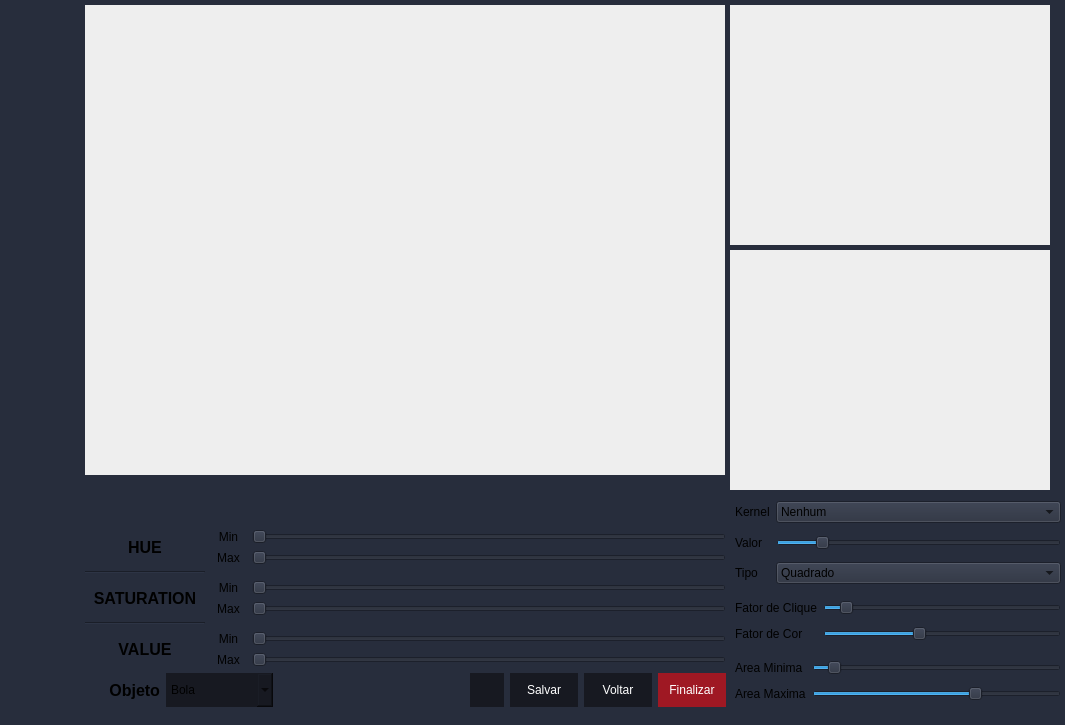
This is reddragons/interface/ui_files/cores.ui in Red-Dragons-UFSCar/red-visao as Qt 5 draws it before an edit. The edited form follows.
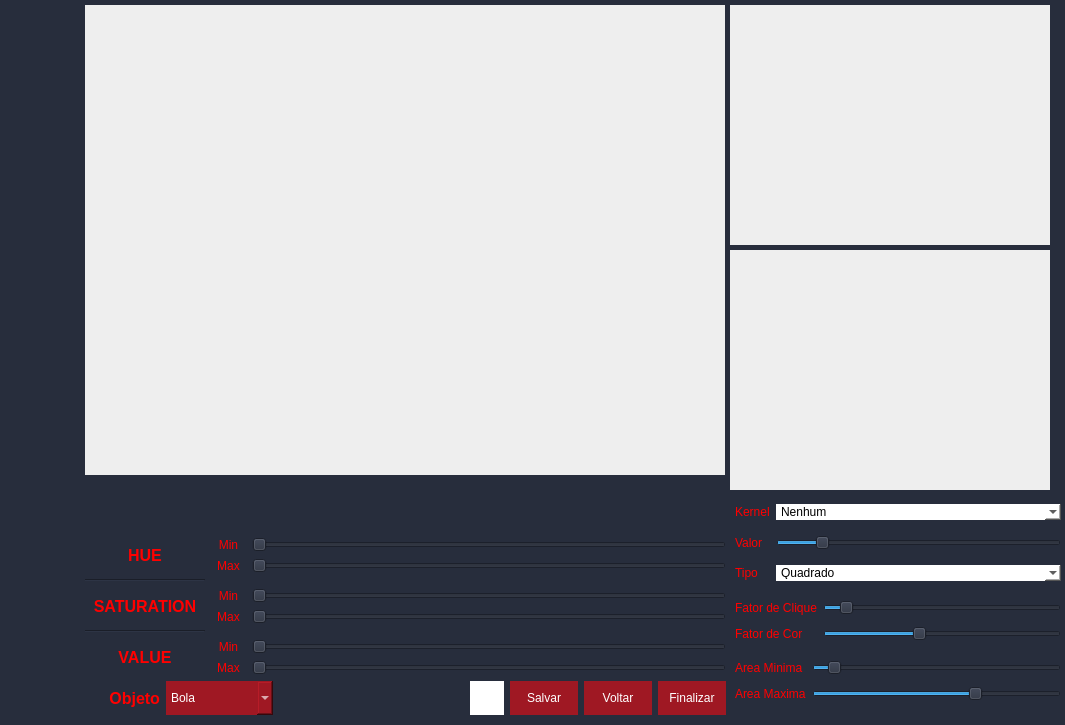
This is the edited form. Icons and pictures are not drawn.

```diff
--- a/reddragons/interface/ui_files/cores.ui
+++ b/reddragons/interface/ui_files/cores.ui
@@ -51,7 +51,7 @@
       <x>85</x>
       <y>475</y>
       <width>641</width>
-      <height>232</height>
+      <height>240</height>
      </rect>
     </property>
     <layout class="QVBoxLayout" name="verticalLayout">
@@ -77,6 +77,10 @@
              <height>0</height>
             </size>
            </property>
+           <property name="styleSheet">
+            <string notr="true">color: #ff0000
+</string>
+           </property>
            <property name="text">
             <string>Min</string>
            </property>
@@ -103,6 +107,10 @@
              <height>0</height>
             </size>
            </property>
+           <property name="styleSheet">
+            <string notr="true">color: #ff0000
+</string>
+           </property>
            <property name="text">
             <string>Max</string>
            </property>
@@ -128,6 +136,10 @@
            <bold>true</bold>
           </font>
          </property>
+         <property name="styleSheet">
+          <string notr="true">color: #ff0000
+</string>
+         </property>
          <property name="text">
           <string>SATURATION</string>
          </property>
@@ -151,6 +163,10 @@
            <bold>true</bold>
           </font>
          </property>
+         <property name="styleSheet">
+          <string notr="true">color: #ff0000
+</string>
+         </property>
          <property name="text">
           <string>VALUE</string>
          </property>
@@ -176,6 +192,10 @@
              <height>0</height>
             </size>
            </property>
+           <property name="styleSheet">
+            <string notr="true">color: #ff0000
+</string>
+           </property>
            <property name="text">
             <string>Max</string>
            </property>
@@ -192,6 +212,10 @@
              <height>0</height>
             </size>
            </property>
+           <property name="styleSheet">
+            <string notr="true">color: #ff0000
+</string>
+           </property>
            <property name="text">
             <string>Min</string>
            </property>
@@ -237,6 +261,10 @@
            <bold>true</bold>
           </font>
          </property>
+         <property name="styleSheet">
+          <string notr="true">color: #ff0000
+</string>
+         </property>
          <property name="text">
           <string>HUE</string>
          </property>
@@ -282,6 +310,10 @@
              <height>0</height>
             </size>
            </property>
+           <property name="styleSheet">
+            <string notr="true">color: #ff0000
+</string>
+           </property>
            <property name="text">
             <string>Min</string>
            </property>
@@ -298,6 +330,10 @@
              <height>0</height>
             </size>
            </property>
+           <property name="styleSheet">
+            <string notr="true">color: #ff0000
+</string>
+           </property>
            <property name="text">
             <string>Max</string>
            </property>
@@ -327,6 +363,10 @@
            <bold>true</bold>
           </font>
          </property>
+         <property name="styleSheet">
+          <string notr="true">color: #ff0000
+</string>
+         </property>
          <property name="text">
           <string>Objeto</string>
          </property>
@@ -344,8 +384,16 @@
           </size>
          </property>
          <property name="styleSheet">
-          <string notr="true">background-color: rgb(23, 25, 33);
-border-radius: 0;</string>
+          <string notr="true">QComboBox{
+	color: rgb(255, 255, 255);
+	background-color: #9F1823;
+	border-radius:0px;
+}
+QComboBox:hover{
+	color: rgb(255, 255, 255);
+	background-color: #ff0000;
+	border-radius:0px;
+}</string>
          </property>
          <item>
           <property name="text">
@@ -407,10 +455,17 @@
           </size>
          </property>
          <property name="styleSheet">
-          <string notr="true">border-radius:0px;
-background-color: rgb(23, 25, 33);
-color: rgb(255, 255, 255);
-</string>
+          <string notr="true">
+QPushButton{
+	border-radius:0px;
+	background-color: rgb(255, 255, 255);
+	color: rgb(255, 255, 255);
+}
+QPushButton:hover{
+	border-radius:0px;
+	background-color: rgb(255, 255, 255);
+	color: rgb(200, 200, 200);
+}</string>
          </property>
          <property name="text">
           <string/>
@@ -436,10 +491,16 @@
           </size>
          </property>
          <property name="styleSheet">
-          <string notr="true">border-radius:0px;
-background-color: rgb(23, 25, 33);
-color: rgb(255, 255, 255);
-</string>
+          <string notr="true">QPushButton{
+	color: rgb(255, 255, 255);
+	background-color: #9F1823;
+	border-radius:0px;
+}
+QPushButton:hover{
+	color: rgb(255, 255, 255);
+	background-color: #ff0000;
+	border-radius:0px;
+}</string>
          </property>
          <property name="text">
           <string>Salvar</string>
@@ -461,10 +522,16 @@
           </size>
          </property>
          <property name="styleSheet">
-          <string notr="true">border-radius:0px;
-background-color: rgb(23, 25, 33);
-color: rgb(255, 255, 255);
-</string>
+          <string notr="true">QPushButton{
+	color: rgb(255, 255, 255);
+	background-color: #9F1823;
+	border-radius:0px;
+}
+QPushButton:hover{
+	color: rgb(255, 255, 255);
+	background-color: #ff0000;
+	border-radius:0px;
+}</string>
          </property>
          <property name="text">
           <string>Voltar</string>
@@ -486,10 +553,16 @@
           </size>
          </property>
          <property name="styleSheet">
-          <string notr="true">border-radius:0px;
-background-color: #9F1823;
-color: rgb(255, 255, 255);
-</string>
+          <string notr="true">QPushButton{
+	color: rgb(255, 255, 255);
+	background-color: #9F1823;
+	border-radius:0px;
+}
+QPushButton:hover{
+	color: rgb(255, 255, 255);
+	background-color: #ff0000;
+	border-radius:0px;
+}</string>
          </property>
          <property name="text">
           <string>Finalizar</string>
@@ -544,6 +617,10 @@
     <layout class="QGridLayout" name="gridLayout_5">
      <item row="2" column="0">
       <widget class="QLabel" name="label_13">
+       <property name="styleSheet">
+        <string notr="true">color: #ff0000
+</string>
+       </property>
        <property name="text">
         <string>Tipo</string>
        </property>
@@ -551,6 +628,10 @@
      </item>
      <item row="1" column="0">
       <widget class="QLabel" name="label_11">
+       <property name="styleSheet">
+        <string notr="true">color: #ff0000
+</string>
+       </property>
        <property name="text">
         <string>Valor</string>
        </property>
@@ -558,6 +639,12 @@
      </item>
      <item row="2" column="1">
       <widget class="QComboBox" name="QT_tipoKernel">
+       <property name="styleSheet">
+        <string notr="true">QComboBox{
+	background-color: rgb(255, 255, 255);
+	border-radius:0px;
+}</string>
+       </property>
        <item>
         <property name="text">
          <string>Quadrado</string>
@@ -572,6 +659,12 @@
      </item>
      <item row="0" column="1">
       <widget class="QComboBox" name="QT_qualKernel">
+       <property name="styleSheet">
+        <string notr="true">QComboBox{
+	background-color: rgb(255, 255, 255);
+	border-radius:0px;
+}</string>
+       </property>
        <item>
         <property name="text">
          <string>Nenhum</string>
@@ -610,6 +703,10 @@
      </item>
      <item row="0" column="0">
       <widget class="QLabel" name="label_12">
+       <property name="styleSheet">
+        <string notr="true">color: #ff0000
+</string>
+       </property>
        <property name="text">
         <string>Kernel</string>
        </property>
@@ -623,12 +720,16 @@
       <x>735</x>
       <y>595</y>
       <width>326</width>
-      <height>52</height>
+      <height>53</height>
      </rect>
     </property>
     <layout class="QGridLayout" name="gridLayout_6">
      <item row="1" column="0">
       <widget class="QLabel" name="label_15">
+       <property name="styleSheet">
+        <string notr="true">color: #ff0000
+</string>
+       </property>
        <property name="text">
         <string>Fator de Cor</string>
        </property>
@@ -636,6 +737,10 @@
      </item>
      <item row="0" column="0">
       <widget class="QLabel" name="label_14">
+       <property name="styleSheet">
+        <string notr="true">color: #ff0000
+</string>
+       </property>
        <property name="text">
         <string>Fator de Clique</string>
        </property>
@@ -684,12 +789,16 @@
       <x>735</x>
       <y>655</y>
       <width>326</width>
-      <height>52</height>
+      <height>53</height>
      </rect>
     </property>
     <layout class="QGridLayout" name="gridLayout_7">
      <item row="1" column="0">
       <widget class="QLabel" name="label_16">
+       <property name="styleSheet">
+        <string notr="true">color: #ff0000
+</string>
+       </property>
        <property name="text">
         <string>Area Maxima</string>
        </property>
@@ -697,6 +806,10 @@
      </item>
      <item row="0" column="0">
       <widget class="QLabel" name="label_17">
+       <property name="styleSheet">
+        <string notr="true">color: #ff0000
+</string>
+       </property>
        <property name="text">
         <string>Area Minima</string>
        </property>
```
